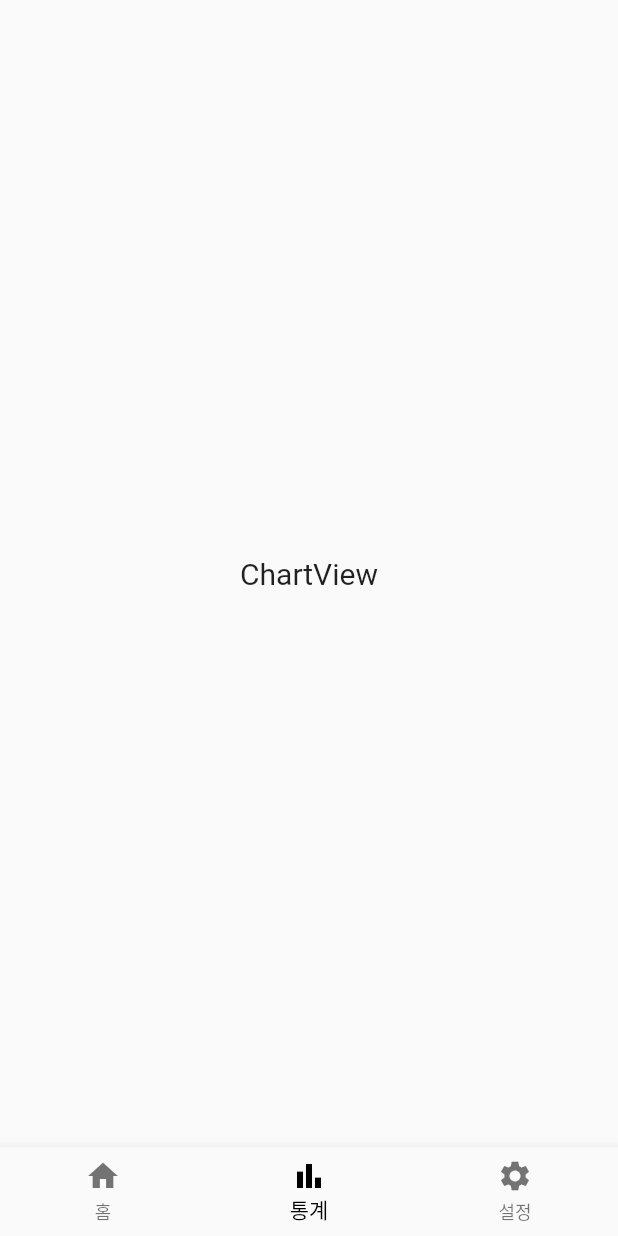
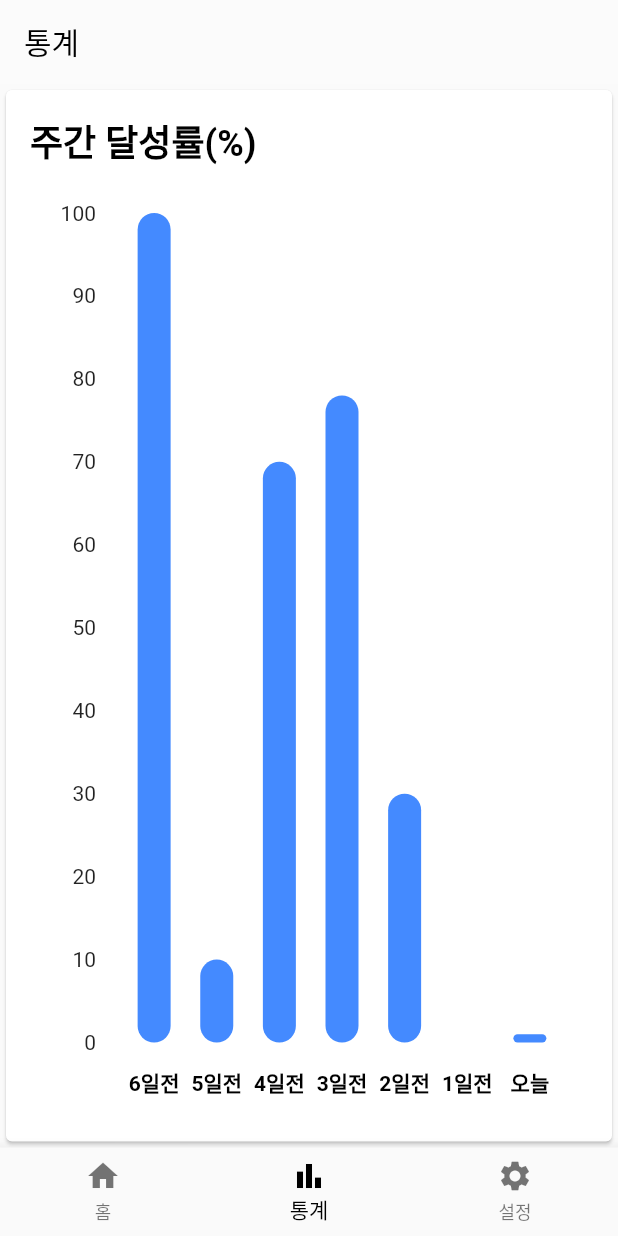
Before and after one commit to noh3310/WinningHabitApp, a Flutter app: the screen it shows after launch, item 2 of the bottom bar chosen, on a phone screen of 412 x 824 dp. Run offline on Flutter 3.47's test engine with Material 2 defaults, Android fonts, the phone set to English and light mode, and no system bars; drawn by our look-alikes of fl_chart; our stand-ins replace flutter_colorpicker, flutter_slidable, table_calendar; missing offline and left inert: flutter_section_list.

Commit message:
feat 통계화면 UI 구현

```diff
--- a/lib/view/chart/chart.dart
+++ b/lib/view/chart/chart.dart
@@ -1,17 +1,217 @@
+import 'dart:math';
+
 import 'package:flutter/material.dart';
+import 'package:fl_chart/fl_chart.dart';
 
 class ChartView extends StatelessWidget {
   const ChartView({Key? key}) : super(key: key);
 
   @override
   Widget build(BuildContext context) {
-    return const Center(
-      child: Text(
-        'ChartView',
-        style: TextStyle(
-          fontSize: 20,
-        ),
+    return Scaffold(
+      appBar: AppBar(
+        title: const Text('통계', style: TextStyle(color: Colors.black)),
+        elevation: 0.0,
+        backgroundColor: Colors.white24,
+      ),
+      body: const HabitChart(),
+    );
+  }
+}
+
+class HabitChart extends StatefulWidget {
+  const HabitChart({Key? key}) : super(key: key);
+
+  @override
+  State<HabitChart> createState() => _HabitChartState();
+}
+
+class _HabitChartState extends State<HabitChart> {
+  final Color barBackgroundColor = Colors.redAccent; //Color(0xff72d8bf);
+  final Duration animDuration = const Duration(milliseconds: 250);
+
+  int touchedIndex = -1;
+
+  @override
+  Widget build(BuildContext context) {
+    return Card(
+      // shape: RoundedRectangleBorder(borderRadius: BorderRadius.circular(18)),
+      color: Colors.white, //Color(0xff81e5cd),
+      child: Stack(
+        children: <Widget>[
+          Padding(
+            padding: const EdgeInsets.all(16),
+            child: Column(
+              crossAxisAlignment: CrossAxisAlignment.stretch,
+              mainAxisAlignment: MainAxisAlignment.start,
+              mainAxisSize: MainAxisSize.max,
+              children: <Widget>[
+                const Text(
+                  '주간 달성률(%)',
+                  style: TextStyle(
+                      color: Colors.black,
+                      fontSize: 24,
+                      fontWeight: FontWeight.bold),
+                ),
+                const SizedBox(
+                  height: 30.0,
+                ),
+                Expanded(
+                  child: Padding(
+                    padding: const EdgeInsets.symmetric(horizontal: 8.0),
+                    child: BarChart(
+                      mainBarData(),
+                      swapAnimationDuration: animDuration,
+                    ),
+                  ),
+                ),
+                const SizedBox(
+                  height: 12,
+                ),
+              ],
+            ),
+          ),
+        ],
       ),
     );
   }
+
+  BarChartGroupData makeGroupData(int x,
+      double y, {
+        bool isTouched = false,
+        Color barColor = Colors.blueAccent,
+        double width = 22,
+        List<int> showTooltips = const [],
+      }) {
+    return BarChartGroupData(
+      x: x,
+      barRods: [
+        BarChartRodData(
+          toY: isTouched ? y + 1 : y,
+          color: isTouched ? Colors.blue : barColor,
+          width: width,
+          borderSide: isTouched
+              ? const BorderSide(color: Colors.yellow, width: 1)
+              : const BorderSide(color: Colors.white, width: 0),
+          // backDrawRodData: BackgroundBarChartRodData(
+          //   show: true,
+          //   toY: 20,
+          //   color: barBackgroundColor,
+          // ),
+        ),
+      ],
+      showingTooltipIndicators: showTooltips,
+    );
+  }
+
+  // 데이터 값
+  List<BarChartGroupData> showingGroups() =>
+      List.generate(7, (i) {
+        switch (i) {
+          case 0:
+            return makeGroupData(0, 100, isTouched: i == touchedIndex);
+          case 1:
+            return makeGroupData(1, 10, isTouched: i == touchedIndex);
+          case 2:
+            return makeGroupData(2, 70, isTouched: i == touchedIndex);
+          case 3:
+            return makeGroupData(3, 78, isTouched: i == touchedIndex);
+          case 4:
+            return makeGroupData(4, 30, isTouched: i == touchedIndex);
+          case 5:
+            return makeGroupData(5, 0, isTouched: i == touchedIndex);
+          case 6:
+            return makeGroupData(6, 1, isTouched: i == touchedIndex);
+          default:
+            return throw Error();
+        }
+      });
+
+  BarChartData mainBarData() {
+    return BarChartData(
+      barTouchData: BarTouchData(
+        touchTooltipData: BarTouchTooltipData(
+          tooltipBgColor: Colors.blueGrey,
+        ),
+        touchCallback: (FlTouchEvent event, barTouchResponse) {
+          setState(() {
+            if (!event.isInterestedForInteractions ||
+                barTouchResponse == null ||
+                barTouchResponse.spot == null) {
+              touchedIndex = -1;
+              return;
+            }
+            touchedIndex = barTouchResponse.spot!.touchedBarGroupIndex;
+          });
+        },
+      ),
+      titlesData: FlTitlesData(
+        show: true,
+        rightTitles: AxisTitles(
+          sideTitles: SideTitles(showTitles: false),
+        ),
+        topTitles: AxisTitles(
+          sideTitles: SideTitles(showTitles: false),
+        ),
+        bottomTitles: AxisTitles(
+          sideTitles: SideTitles(
+            showTitles: true,
+            getTitlesWidget: getTitles,
+            reservedSize: 38,
+          ),
+        ),
+        // leftTitles: AxisTitles(
+        //   sideTitles: SideTitles(
+        //     showTitles: false,
+        //   ),
+        // ),
+      ),
+      borderData: FlBorderData(
+        show: false,
+      ),
+      barGroups: showingGroups(),
+      gridData: FlGridData(show: false),
+    );
+  }
+
+  // 하단 타이틀
+  Widget getTitles(double value, TitleMeta meta) {
+    const style = TextStyle(
+      color: Colors.black,
+      fontWeight: FontWeight.bold,
+      fontSize: 14,
+    );
+    Widget text;
+    switch (value.toInt()) {
+      case 0:
+        text = const Text('6일전', style: style);
+        break;
+      case 1:
+        text = const Text('5일전', style: style);
+        break;
+      case 2:
+        text = const Text('4일전', style: style);
+        break;
+      case 3:
+        text = const Text('3일전', style: style);
+        break;
+      case 4:
+        text = const Text('2일전', style: style);
+        break;
+      case 5:
+        text = const Text('1일전', style: style);
+        break;
+      case 6:
+        text = const Text('오늘', style: style);
+        break;
+      default:
+        text = const Text('', style: style);
+        break;
+    }
+    return SideTitleWidget(
+      axisSide: meta.axisSide,
+      space: 16,
+      child: text,
+    );
+  }
 }
--- a/pubspec.yaml
+++ b/pubspec.yaml
@@ -39,6 +39,7 @@ dependencies:
   flutter_section_list: ^1.1.0
   flutter_slidable: ^1.3.0
   flutter_colorpicker: ^1.0.3
+  fl_chart: ^0.55.0
 
 
 dev_dependencies:
```
Also changed, not shown: pubspec.lock, 1 other file.
